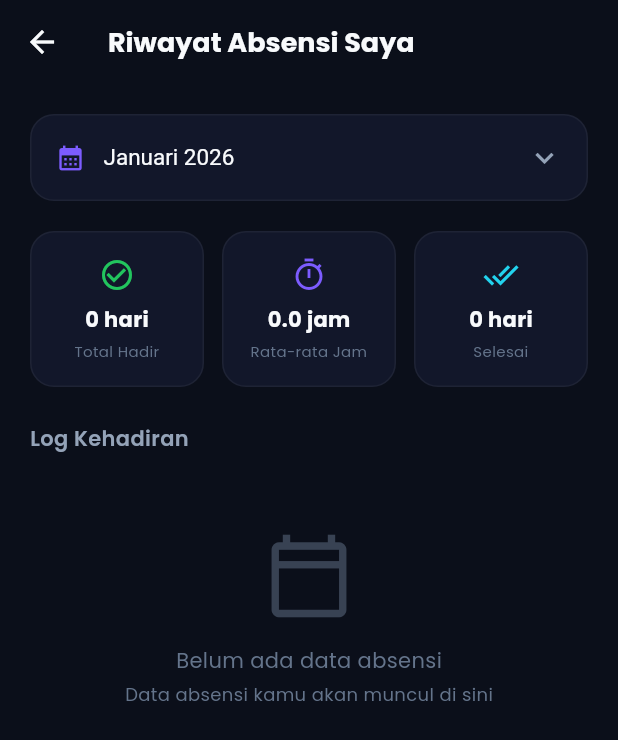
After one commit to ariaffandi12/Warkop_Smart_Mobile, a Flutter app: the EmployeeDashboard screen opened directly, after a tap on "Riwayat Absensi", on a phone screen of 412 x 824 dp. The commit adds this screen. Shown: the top 740 px of the screen. Run offline on Flutter 3.47's test engine with Material 3 defaults, Android fonts, the phone set to English and light mode, and no system bars; our stand-ins replace camera, fl_chart, google_fonts, image_picker, shared_preferences; accounts and stored records are empty; network calls fail.

Commit message:
menambahkan riwayat absensi karyawan

```diff
--- a/lib/providers/report_provider.dart
+++ b/lib/providers/report_provider.dart
@@ -122,4 +122,86 @@ class ReportProvider with ChangeNotifier {
       notifyListeners();
     }
   }
+
+  // Personal Attendance for Employee
+  List<dynamic> _personalAttendance = [];
+  Map<String, dynamic> _attendanceSummary = {};
+  String _selectedMonth = '';
+
+  List<dynamic> get personalAttendance => _personalAttendance;
+  Map<String, dynamic> get attendanceSummary => _attendanceSummary;
+  String get selectedMonth => _selectedMonth;
+
+  Future<void> fetchPersonalAttendance(String userName, {String? month}) async {
+    _isLoading = true;
+    if (month != null) _selectedMonth = month;
+    notifyListeners();
+
+    try {
+      final response = await http.get(
+        Uri.parse(AppConstants.attendanceReportUrl),
+      );
+      final data = json.decode(response.body);
+
+      if (response.statusCode == 200 && data['status'] == 'success') {
+        List<dynamic> allRecords = data['data'];
+
+        debugPrint('📊 Total records from API: ${allRecords.length}');
+        debugPrint('🔍 Looking for userName: $userName');
+
+        // Filter by karyawan_name (matching the logged-in user's name)
+        _personalAttendance = allRecords.where((record) {
+          String? recordName = record['karyawan_name']
+              ?.toString()
+              .toLowerCase();
+          return recordName == userName.toLowerCase();
+        }).toList();
+
+        debugPrint(
+          '✅ Filtered records for user: ${_personalAttendance.length}',
+        );
+
+        // Filter by month if specified
+        if (_selectedMonth.isNotEmpty) {
+          _personalAttendance = _personalAttendance.where((record) {
+            String checkIn = record['check_in'] ?? '';
+            return checkIn.startsWith(_selectedMonth);
+          }).toList();
+        }
+
+        // Calculate summary
+        int totalHadir = _personalAttendance.length;
+        int totalSelesai = _personalAttendance
+            .where((r) => r['status'] == 'selesai')
+            .length;
+
+        // Calculate average work hours
+        double totalHours = 0;
+        int countWithCheckout = 0;
+        for (var record in _personalAttendance) {
+          if (record['check_out'] != null) {
+            try {
+              DateTime checkIn = DateTime.parse(record['check_in']);
+              DateTime checkOut = DateTime.parse(record['check_out']);
+              totalHours += checkOut.difference(checkIn).inMinutes / 60;
+              countWithCheckout++;
+            } catch (_) {}
+          }
+        }
+
+        _attendanceSummary = {
+          'total_hadir': totalHadir,
+          'total_selesai': totalSelesai,
+          'rata_jam': countWithCheckout > 0
+              ? (totalHours / countWithCheckout)
+              : 0,
+        };
+      }
+    } catch (e) {
+      debugPrint("Error fetching personal attendance: $e");
+    } finally {
+      _isLoading = false;
+      notifyListeners();
+    }
+  }
 }
--- a/lib/screens/employee/employee_dashboard.dart
+++ b/lib/screens/employee/employee_dashboard.dart
@@ -6,6 +6,7 @@ import '../../providers/report_provider.dart';
 import '../../utils/constants.dart';
 import '../profile_screen.dart';
 import 'attendance_screen.dart';
+import 'my_attendance_screen.dart';
 import 'add_sale_screen.dart';
 import '../owner/sales_report_screen.dart';
 
@@ -204,6 +205,19 @@ class _EmployeeDashboardState extends State<EmployeeDashboard> {
                   ),
                   const SizedBox(height: 12),
                   _buildMenuItem(
+                    title: 'Riwayat Absensi',
+                    subtitle: 'Lihat rekap kehadiran kamu',
+                    icon: Icons.history_rounded,
+                    color: AppColors.success,
+                    onTap: () => Navigator.push(
+                      context,
+                      MaterialPageRoute(
+                        builder: (_) => const MyAttendanceScreen(),
+                      ),
+                    ),
+                  ),
+                  const SizedBox(height: 12),
+                  _buildMenuItem(
                     title: 'Catat Penjualan',
                     subtitle: 'Input pesanan baru',
                     icon: Icons.calculate_rounded,
--- /dev/null
+++ b/lib/screens/employee/my_attendance_screen.dart
@@ -0,0 +1,485 @@
+import 'package:flutter/material.dart';
+import 'package:provider/provider.dart';
+import 'package:intl/intl.dart';
+import '../../providers/auth_provider.dart';
+import '../../providers/report_provider.dart';
+import '../../utils/constants.dart';
+
+class MyAttendanceScreen extends StatefulWidget {
+  const MyAttendanceScreen({super.key});
+
+  @override
+  State<MyAttendanceScreen> createState() => _MyAttendanceScreenState();
+}
+
+class _MyAttendanceScreenState extends State<MyAttendanceScreen> {
+  String _selectedMonth = '';
+  final List<Map<String, String>> _months = [];
+
+  @override
+  void initState() {
+    super.initState();
+    _generateMonthOptions();
+    _selectedMonth = _months.isNotEmpty ? _months[0]['value']! : '';
+
+    Future.microtask(() {
+      if (mounted) {
+        final userName = Provider.of<AuthProvider>(
+          context,
+          listen: false,
+        ).user?.name;
+        if (userName != null) {
+          Provider.of<ReportProvider>(
+            context,
+            listen: false,
+          ).fetchPersonalAttendance(userName, month: _selectedMonth);
+        }
+      }
+    });
+  }
+
+  void _generateMonthOptions() {
+    final now = DateTime.now();
+    for (int i = 0; i < 6; i++) {
+      final date = DateTime(now.year, now.month - i, 1);
+      _months.add({
+        'label': DateFormat('MMMM yyyy', 'id_ID').format(date),
+        'value': DateFormat('yyyy-MM').format(date),
+      });
+    }
+  }
+
+  void _onMonthChanged(String? month) {
+    if (month == null) return;
+    setState(() => _selectedMonth = month);
+    final userName = Provider.of<AuthProvider>(
+      context,
+      listen: false,
+    ).user?.name;
+    if (userName != null) {
+      Provider.of<ReportProvider>(
+        context,
+        listen: false,
+      ).fetchPersonalAttendance(userName, month: month);
+    }
+  }
+
+  @override
+  Widget build(BuildContext context) {
+    return Scaffold(
+      backgroundColor: AppColors.background,
+      appBar: AppBar(
+        title: const Text(
+          'Riwayat Absensi Saya',
+          style: TextStyle(
+            fontWeight: FontWeight.bold,
+            fontSize: 18,
+            color: AppColors.textPrimary,
+          ),
+        ),
+        backgroundColor: AppColors.background,
+        elevation: 0,
+        iconTheme: const IconThemeData(color: AppColors.textPrimary),
+      ),
+      body: Consumer<ReportProvider>(
+        builder: (context, provider, _) {
+          return RefreshIndicator(
+            onRefresh: () async {
+              final userName = Provider.of<AuthProvider>(
+                context,
+                listen: false,
+              ).user?.name;
+              if (userName != null) {
+                await provider.fetchPersonalAttendance(
+                  userName,
+                  month: _selectedMonth,
+                );
+              }
+            },
+            color: AppColors.primary,
+            child: SingleChildScrollView(
+              physics: const AlwaysScrollableScrollPhysics(),
+              padding: const EdgeInsets.all(20),
+              child: Column(
+                crossAxisAlignment: CrossAxisAlignment.start,
+                children: [
+                  // Month Filter
+                  _buildMonthFilter(),
+                  const SizedBox(height: 20),
+
+                  // Summary Cards
+                  _buildSummaryCards(provider),
+                  const SizedBox(height: 24),
+
+                  // Attendance List Title
+                  const Text(
+                    'Log Kehadiran',
+                    style: TextStyle(
+                      color: AppColors.textSecondary,
+                      fontSize: 14,
+                      fontWeight: FontWeight.w600,
+                    ),
+                  ),
+                  const SizedBox(height: 12),
+
+                  // Loading or List
+                  if (provider.isLoading)
+                    const Center(
+                      child: Padding(
+                        padding: EdgeInsets.all(40),
+                        child: CircularProgressIndicator(
+                          color: AppColors.primary,
+                        ),
+                      ),
+                    )
+                  else if (provider.personalAttendance.isEmpty)
+                    _buildEmptyState()
+                  else
+                    ...provider.personalAttendance.map(
+                      (log) => _buildAttendanceCard(log),
+                    ),
+                ],
+              ),
+            ),
+          );
+        },
+      ),
+    );
+  }
+
+  Widget _buildMonthFilter() {
+    return Container(
+      padding: const EdgeInsets.symmetric(horizontal: 16, vertical: 4),
+      decoration: BoxDecoration(
+        color: AppColors.surface,
+        borderRadius: BorderRadius.circular(16),
+        border: Border.all(color: Colors.white.withOpacity(0.05)),
+      ),
+      child: DropdownButtonHideUnderline(
+        child: DropdownButton<String>(
+          value: _selectedMonth,
+          isExpanded: true,
+          dropdownColor: AppColors.surface,
+          icon: const Icon(
+            Icons.keyboard_arrow_down,
+            color: AppColors.textSecondary,
+          ),
+          style: const TextStyle(color: AppColors.textPrimary, fontSize: 15),
+          items: _months.map((m) {
+            return DropdownMenuItem(
+              value: m['value'],
+              child: Row(
+                children: [
+                  const Icon(
+                    Icons.calendar_month,
+                    color: AppColors.primary,
+                    size: 20,
+                  ),
+                  const SizedBox(width: 12),
+                  Text(m['label']!),
+                ],
+              ),
+            );
+          }).toList(),
+          onChanged: _onMonthChanged,
+        ),
+      ),
+    );
+  }
+
+  Widget _buildSummaryCards(ReportProvider provider) {
+    final summary = provider.attendanceSummary;
+    final totalHadir = summary['total_hadir'] ?? 0;
+    final totalSelesai = summary['total_selesai'] ?? 0;
+    final rataJam = summary['rata_jam'] ?? 0.0;
+
+    return Row(
+      children: [
+        Expanded(
+          child: _buildStatCard(
+            icon: Icons.check_circle_outline,
+            label: 'Total Hadir',
+            value: '$totalHadir hari',
+            color: AppColors.success,
+          ),
+        ),
+        const SizedBox(width: 12),
+        Expanded(
+          child: _buildStatCard(
+            icon: Icons.timer_outlined,
+            label: 'Rata-rata Jam',
+            value: '${rataJam.toStringAsFixed(1)} jam',
+            color: AppColors.primary,
+          ),
+        ),
+        const SizedBox(width: 12),
+        Expanded(
+          child: _buildStatCard(
+            icon: Icons.done_all,
+            label: 'Selesai',
+            value: '$totalSelesai hari',
+            color: AppColors.secondary,
+          ),
+        ),
+      ],
+    );
+  }
+
+  Widget _buildStatCard({
+    required IconData icon,
+    required String label,
+    required String value,
+    required Color color,
+  }) {
+    return Container(
+      padding: const EdgeInsets.all(16),
+      decoration: BoxDecoration(
+        color: AppColors.surface,
+        borderRadius: BorderRadius.circular(16),
+        border: Border.all(color: Colors.white.withOpacity(0.05)),
+      ),
+      child: Column(
+        children: [
+          Icon(icon, color: color, size: 24),
+          const SizedBox(height: 8),
+          Text(
+            value,
+            style: const TextStyle(
+              color: AppColors.textPrimary,
+              fontWeight: FontWeight.bold,
+              fontSize: 14,
+            ),
+          ),
+          const SizedBox(height: 4),
+          Text(
+            label,
+            style: const TextStyle(color: AppColors.textMuted, fontSize: 10),
+            textAlign: TextAlign.center,
+          ),
+        ],
+      ),
+    );
+  }
+
+  Widget _buildEmptyState() {
+    return Container(
+      padding: const EdgeInsets.all(40),
+      alignment: Alignment.center,
+      child: Column(
+        children: [
+          Icon(
+            Icons.calendar_today_outlined,
+            color: AppColors.textMuted.withOpacity(0.5),
+            size: 60,
+          ),
+          const SizedBox(height: 16),
+          const Text(
+            'Belum ada data absensi',
+            style: TextStyle(color: AppColors.textMuted, fontSize: 14),
+          ),
+          const SizedBox(height: 4),
+          const Text(
+            'Data absensi kamu akan muncul di sini',
+            style: TextStyle(color: AppColors.textMuted, fontSize: 12),
+          ),
+        ],
+      ),
+    );
+  }
+
+  Widget _buildAttendanceCard(dynamic log) {
+    final checkIn = DateTime.parse(log['check_in']);
+    final checkOut = log['check_out'] != null
+        ? DateTime.parse(log['check_out'])
+        : null;
+    final isComplete = log['status'] == 'selesai';
+
+    return Container(
+      margin: const EdgeInsets.only(bottom: 12),
+      padding: const EdgeInsets.all(16),
+      decoration: BoxDecoration(
+        color: AppColors.surface,
+        borderRadius: BorderRadius.circular(16),
+        border: Border.all(color: Colors.white.withOpacity(0.05)),
+      ),
+      child: Column(
+        crossAxisAlignment: CrossAxisAlignment.start,
+        children: [
+          // Date & Status Row
+          Row(
+            mainAxisAlignment: MainAxisAlignment.spaceBetween,
+            children: [
+              Text(
+                DateFormat('EEEE, d MMM yyyy', 'id_ID').format(checkIn),
+                style: const TextStyle(
+                  color: AppColors.textPrimary,
+                  fontWeight: FontWeight.w600,
+                  fontSize: 14,
+                ),
+              ),
+              Container(
+                padding: const EdgeInsets.symmetric(
+                  horizontal: 10,
+                  vertical: 4,
+                ),
+                decoration: BoxDecoration(
+                  color: isComplete
+                      ? AppColors.success.withOpacity(0.1)
+                      : AppColors.warning.withOpacity(0.1),
+                  borderRadius: BorderRadius.circular(8),
+                ),
+                child: Text(
+                  isComplete ? 'SELESAI' : 'BEKERJA',
+                  style: TextStyle(
+                    color: isComplete ? AppColors.success : AppColors.warning,
+                    fontSize: 10,
+                    fontWeight: FontWeight.w700,
+                  ),
+                ),
+              ),
+            ],
+          ),
+          const SizedBox(height: 16),
+          // Check-in & Check-out Row
+          Row(
+            children: [
+              _buildTimeColumn(
+                label: 'Masuk',
+                time: DateFormat('HH:mm').format(checkIn),
+                photo: log['photo_in'],
+                isIn: true,
+              ),
+              const Spacer(),
+              _buildTimeColumn(
+                label: 'Keluar',
+                time: checkOut != null
+                    ? DateFormat('HH:mm').format(checkOut)
+                    : '--:--',
+                photo: log['photo_out'],
+                isIn: false,
+              ),
+            ],
+          ),
+        ],
+      ),
+    );
+  }
+
+  Widget _buildTimeColumn({
+    required String label,
+    required String time,
+    String? photo,
+    required bool isIn,
+  }) {
+    final String fullUrl = (photo != null && photo.isNotEmpty)
+        ? (isIn
+                  ? AppConstants.attendanceImagesInUrl
+                  : AppConstants.attendanceImagesOutUrl) +
+              photo
+        : '';
+
+    return Row(
+      children: [
+        GestureDetector(
+          onTap: fullUrl.isNotEmpty
+              ? () => _showImagePreview(fullUrl, label)
+              : null,
+          child: Container(
+            width: 44,
+            height: 44,
+            decoration: BoxDecoration(
+              color: AppColors.background,
+              borderRadius: BorderRadius.circular(12),
+              border: Border.all(color: Colors.white.withOpacity(0.05)),
+              image: fullUrl.isNotEmpty
+                  ? DecorationImage(
+                      image: NetworkImage(fullUrl),
+                      fit: BoxFit.cover,
+                    )
+                  : null,
+            ),
+            child: (photo == null || photo.isEmpty)
+                ? const Icon(
+                    Icons.camera_alt_outlined,
+                    color: AppColors.textMuted,
+                    size: 18,
+                  )
+                : null,
+          ),
+        ),
+        const SizedBox(width: 12),
+        Column(
+          crossAxisAlignment: CrossAxisAlignment.start,
+          children: [
+            Text(
+              label.toUpperCase(),
+              style: const TextStyle(
+                color: AppColors.textMuted,
+                fontSize: 10,
+                fontWeight: FontWeight.w600,
+              ),
+            ),
+            const SizedBox(height: 2),
+            Text(
+              time,
+              style: const TextStyle(
+                color: AppColors.textPrimary,
+                fontWeight: FontWeight.bold,
+                fontSize: 16,
+              ),
+            ),
+          ],
+        ),
+      ],
+    );
+  }
+
+  void _showImagePreview(String imageUrl, String title) {
+    showDialog(
+      context: context,
+      barrierColor: Colors.black.withOpacity(0.9),
+      builder: (context) => GestureDetector(
+        onTap: () => Navigator.pop(context),
+        child: Dialog(
+          backgroundColor: Colors.transparent,
+          insetPadding: const EdgeInsets.all(20),
+          child: Column(
+            mainAxisSize: MainAxisSize.min,
+            children: [
+              Row(
+                mainAxisAlignment: MainAxisAlignment.spaceBetween,
+                children: [
+                  Text(
+                    'Foto $title',
+                    style: const TextStyle(
+                      color: Colors.white,
+                      fontWeight: FontWeight.bold,
+                      fontSize: 18,
+                    ),
+                  ),
+                  const Icon(Icons.close_rounded, color: Colors.white),
+                ],
+              ),
+              const SizedBox(height: 20),
+              ClipRRect(
+                borderRadius: BorderRadius.circular(20),
+                child: Image.network(
+                  imageUrl,
+                  fit: BoxFit.contain,
+                  loadingBuilder: (context, child, loadingProgress) {
+                    if (loadingProgress == null) return child;
+                    return const Center(
+                      child: CircularProgressIndicator(
+                        color: AppColors.primary,
+                      ),
+                    );
+                  },
+                ),
+              ),
+            ],
+          ),
+        ),
+      ),
+    );
+  }
+}
```
